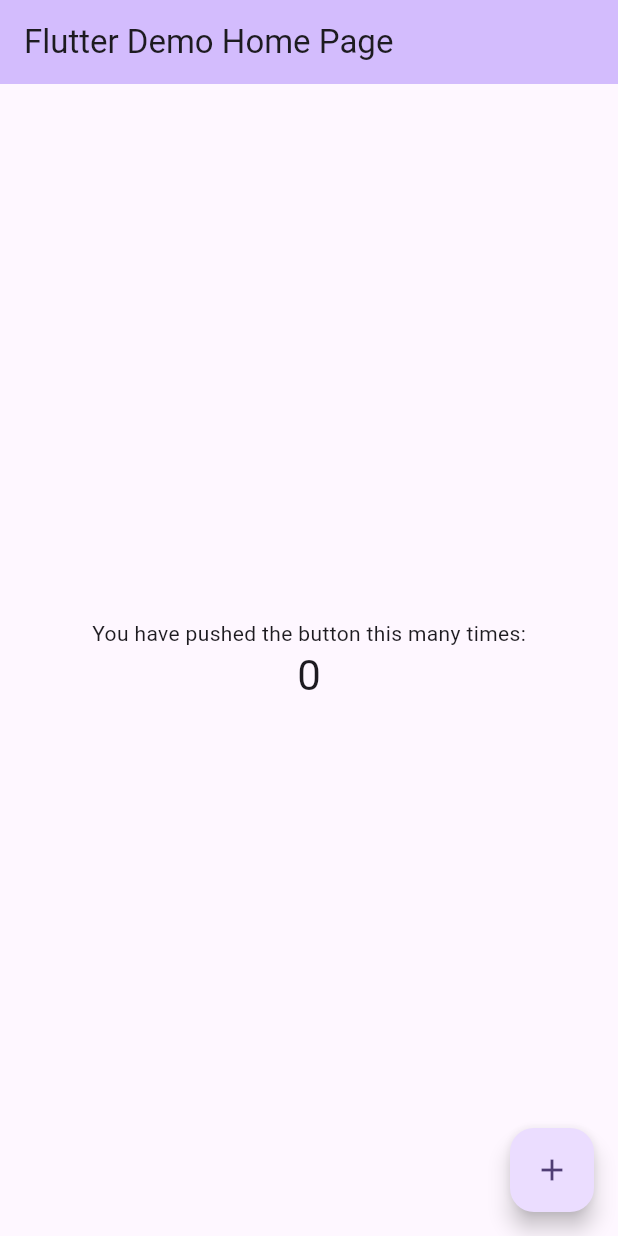
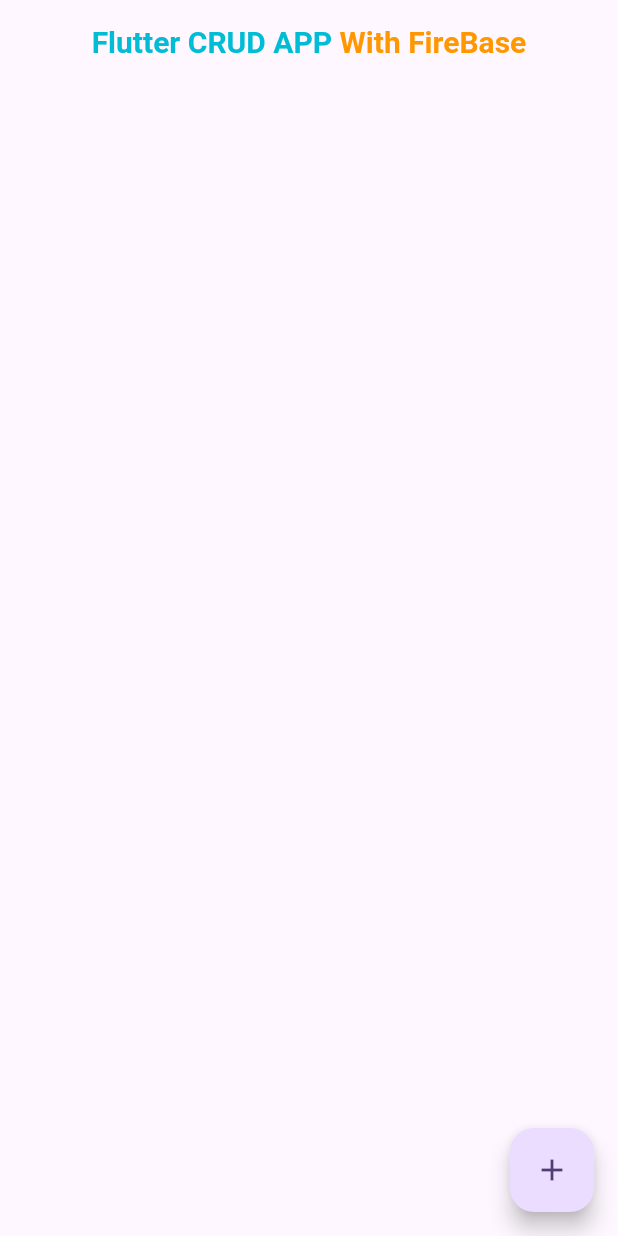
Before and after one commit to RahulAtoliya/flutter-firebase-CRUD-app, a Flutter app: the screen it shows after launch, on a phone screen of 412 x 824 dp. Run offline on Flutter 3.47's test engine with Material 3 defaults, Android fonts, the phone set to English and light mode, and no system bars; our stand-ins replace firebase_core; accounts and stored records are empty.

Commit message:
firebase intigration

```diff
--- a/analysis_options.yaml
+++ b/analysis_options.yaml
@@ -21,6 +21,9 @@ linter:
   # `// ignore_for_file: name_of_lint` syntax on the line or in the file
   # producing the lint.
   rules:
+    prefer_const_constructor:false
+    prefer_const_literals_to_create_immutable :false
+
     # avoid_print: false  # Uncomment to disable the `avoid_print` rule
     # prefer_single_quotes: true  # Uncomment to enable the `prefer_single_quotes` rule
 
--- a/lib/main.dart
+++ b/lib/main.dart
@@ -1,7 +1,14 @@
+import 'package:firebase_core/firebase_core.dart';
 import 'package:flutter/material.dart';
+import 'package:flutter_app_2/firebase_options.dart';
+import 'package:flutter_app_2/pages/home.dart';
 
-void main() {
-  runApp(const MyApp());
+void main() async {
+
+  WidgetsFlutterBinding.ensureInitialized();
+  await Firebase.initializeApp(
+    options: DefaultFirebaseOptions.currentPlatform,);
+  runApp( MyApp());
 }
 
 class MyApp extends StatelessWidget {
@@ -14,25 +21,11 @@ class MyApp extends StatelessWidget {
       title: 'Flutter Demo',
       debugShowCheckedModeBanner: false,
       theme: ThemeData(
-        // This is the theme of your application.
-        //
-        // TRY THIS: Try running your application with "flutter run". You'll see
-        // the application has a purple toolbar. Then, without quitting the app,
-        // try changing the seedColor in the colorScheme below to Colors.green
-        // and then invoke "hot reload" (save your changes or press the "hot
-        // reload" button in a Flutter-supported IDE, or press "r" if you used
-        // the command line to start the app).
-        //
-        // Notice that the counter didn't reset back to zero; the application
-        // state is not lost during the reload. To reset the state, use hot
-        // restart instead.
-        //
-        // This works for code too, not just values: Most code changes can be
-        // tested with just a hot reload.
+
         colorScheme: ColorScheme.fromSeed(seedColor: Colors.deepPurple),
         useMaterial3: true,
       ),
-      home: const MyHomePage(title: 'Flutter Demo Home Page'),
+      home: Home()
     );
   }
 }
@@ -40,14 +33,6 @@ class MyApp extends StatelessWidget {
 class MyHomePage extends StatefulWidget {
   const MyHomePage({super.key, required this.title});
 
-  // This widget is the home page of your application. It is stateful, meaning
-  // that it has a State object (defined below) that contains fields that affect
-  // how it looks.
-
-  // This class is the configuration for the state. It holds the values (in this
-  // case the title) provided by the parent (in this case the App widget) and
-  // used by the build method of the State. Fields in a Widget subclass are
-  // always marked "final".
 
   final String title;
 
@@ -60,50 +45,22 @@ class _MyHomePageState extends State<MyHomePage> {
 
   void _incrementCounter() {
     setState(() {
-      // This call to setState tells the Flutter framework that something has
-      // changed in this State, which causes it to rerun the build method below
-      // so that the display can reflect the updated values. If we changed
-      // _counter without calling setState(), then the build method would not be
-      // called again, and so nothing would appear to happen.
+
       _counter++;
     });
   }
 
   @override
   Widget build(BuildContext context) {
-    // This method is rerun every time setState is called, for instance as done
-    // by the _incrementCounter method above.
-    //
-    // The Flutter framework has been optimized to make rerunning build methods
-    // fast, so that you can just rebuild anything that needs updating rather
-    // than having to individually change instances of widgets.
+
     return Scaffold(
       appBar: AppBar(
-        // TRY THIS: Try changing the color here to a specific color (to
-        // Colors.amber, perhaps?) and trigger a hot reload to see the AppBar
-        // change color while the other colors stay the same.
+
         backgroundColor: Theme.of(context).colorScheme.inversePrimary,
-        // Here we take the value from the MyHomePage object that was created by
-        // the App.build method, and use it to set our appbar title.
         title: Text(widget.title),
       ),
       body: Center(
-        // Center is a layout widget. It takes a single child and positions it
-        // in the middle of the parent.
         child: Column(
-          // Column is also a layout widget. It takes a list of children and
-          // arranges them vertically. By default, it sizes itself to fit its
-          // children horizontally, and tries to be as tall as its parent.
-          //
-          // Column has various properties to control how it sizes itself and
-          // how it positions its children. Here we use mainAxisAlignment to
-          // center the children vertically; the main axis here is the vertical
-          // axis because Columns are vertical (the cross axis would be
-          // horizontal).
-          //
-          // TRY THIS: Invoke "debug painting" (choose the "Toggle Debug Paint"
-          // action in the IDE, or press "p" in the console), to see the
-          // wireframe for each widget.
           mainAxisAlignment: MainAxisAlignment.center,
           children: <Widget>[
             const Text(
--- /dev/null
+++ b/lib/pages/home.dart
@@ -0,0 +1,47 @@
+import 'package:flutter/material.dart';
+import 'package:flutter_app_2/pages/employee.dart';
+
+class Home extends StatefulWidget {
+  const Home({super.key});
+
+  @override
+  State<Home> createState() => _HomeState();
+}
+
+class _HomeState extends State<Home> {
+  @override
+  Widget build(BuildContext context) {
+    return Scaffold(
+      floatingActionButton: FloatingActionButton(onPressed: (){
+        Navigator.push( context, MaterialPageRoute(builder: (context)=> Employee()));
+      },
+      child: Icon(Icons.add),),
+      appBar:  AppBar(
+        title: Row(
+          mainAxisAlignment: MainAxisAlignment.center,
+          children: [
+
+            Text('Flutter CRUD APP ', style: TextStyle(
+              color: Colors.cyan,
+              fontSize: 20.0,
+              fontWeight: FontWeight.bold),
+              ),
+               Text('With FireBase', style: TextStyle(
+              color: Colors.orange,
+              fontSize: 20.0,
+              fontWeight: FontWeight.bold),
+              ),
+          ],
+        ),
+
+      ),
+        body: Container(
+          child: Column(
+            children: [
+
+            ],
+          ),
+        ),
+    );
+  }
+}
--- a/pubspec.yaml
+++ b/pubspec.yaml
@@ -35,6 +35,7 @@ dependencies:
   # The following adds the Cupertino Icons font to your application.
   # Use with the CupertinoIcons class for iOS style icons.
   cupertino_icons: ^1.0.6
+  firebase_core: ^3.3.0
 
 dev_dependencies:
   flutter_test:
```
Also changed, not shown: lib/pages/employee.dart (added, +114 -0 lines), firebase.json (added), lib/firebase_options.dart (added), pubspec.lock, 3 other files.
